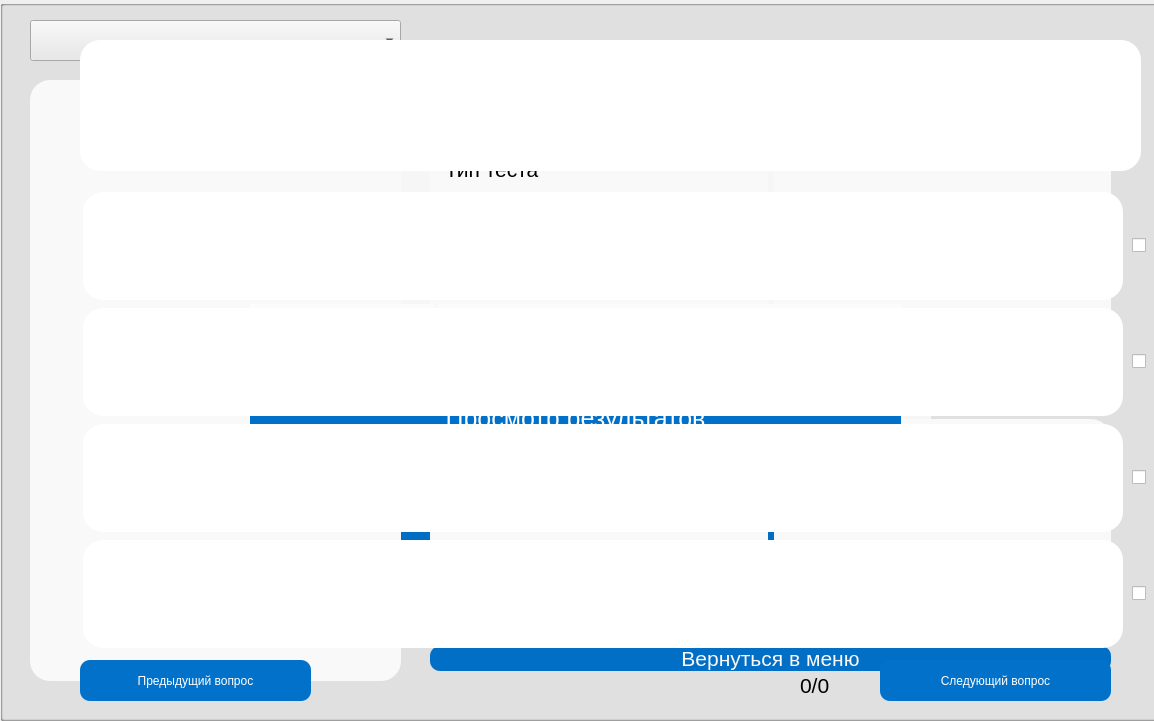
The window that test_app/testing_gui.ui (zverihg/test_app) describes before a commit, drawn with Qt 5.
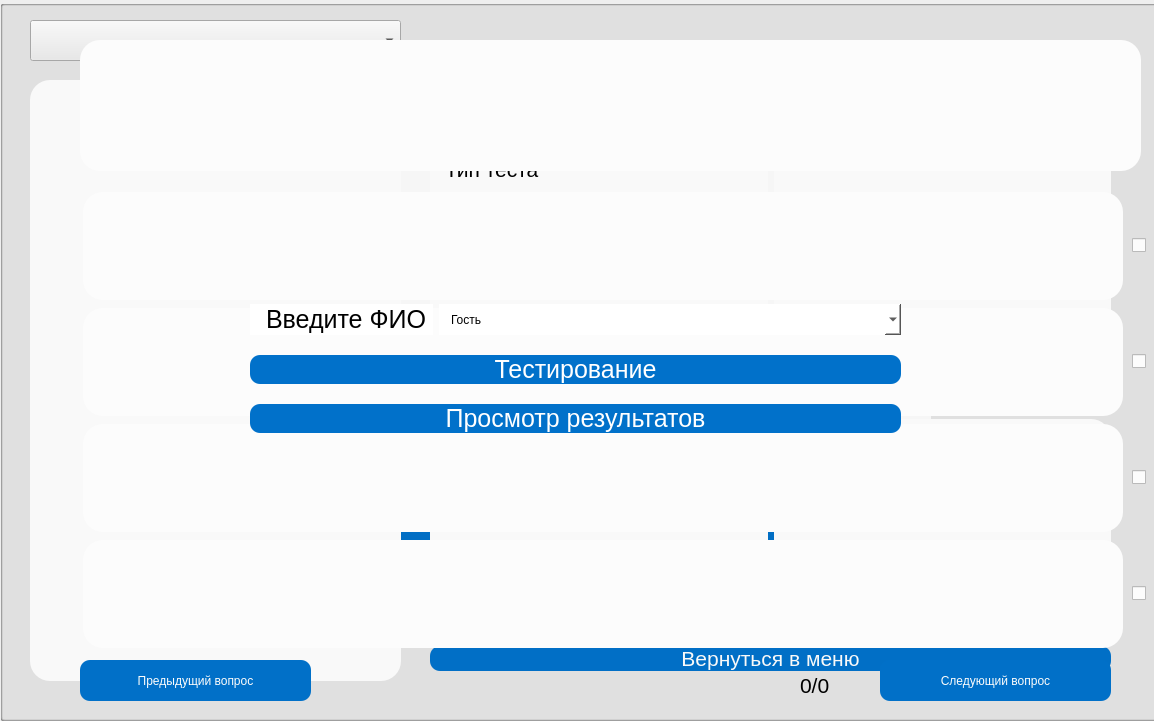
The same window after the commit.

The edit to the form file:
```diff
--- a/test_app/testing_gui.ui
+++ b/test_app/testing_gui.ui
@@ -83,16 +83,39 @@
          </widget>
         </item>
         <item>
-         <widget class="QLineEdit" name="fio_input">
+         <widget class="QComboBox" name="fio_input">
+          <property name="sizePolicy">
+           <sizepolicy hsizetype="Expanding" vsizetype="Fixed">
+            <horstretch>0</horstretch>
+            <verstretch>0</verstretch>
+           </sizepolicy>
+          </property>
+          <property name="minimumSize">
+           <size>
+            <width>0</width>
+            <height>0</height>
+           </size>
+          </property>
           <property name="font">
            <font>
             <pointsize>19</pointsize>
+            <stylestrategy>PreferAntialias</stylestrategy>
            </font>
           </property>
+          <property name="cursor">
+           <cursorShape>IBeamCursor</cursorShape>
+          </property>
           <property name="styleSheet">
            <string notr="true">background-color: rgb(255, 255, 255);
 border-radius: 20px;
-padding-left:10px</string>
+padding-left:10px;
+font: 19pt &quot;MS Shell Dlg 2&quot;;</string>
+          </property>
+          <property name="editable">
+           <bool>true</bool>
+          </property>
+          <property name="currentText">
+           <string>Гость</string>
           </property>
          </widget>
         </item>
@@ -1323,8 +1346,8 @@
    <zorder>test_menu</zorder>
    <zorder>test_result_box</zorder>
    <zorder>test_result_box_menue</zorder>
-   <zorder>main_layout</zorder>
    <zorder>test_box</zorder>
+   <zorder>main_layout</zorder>
   </widget>
  </widget>
  <resources/>
```
